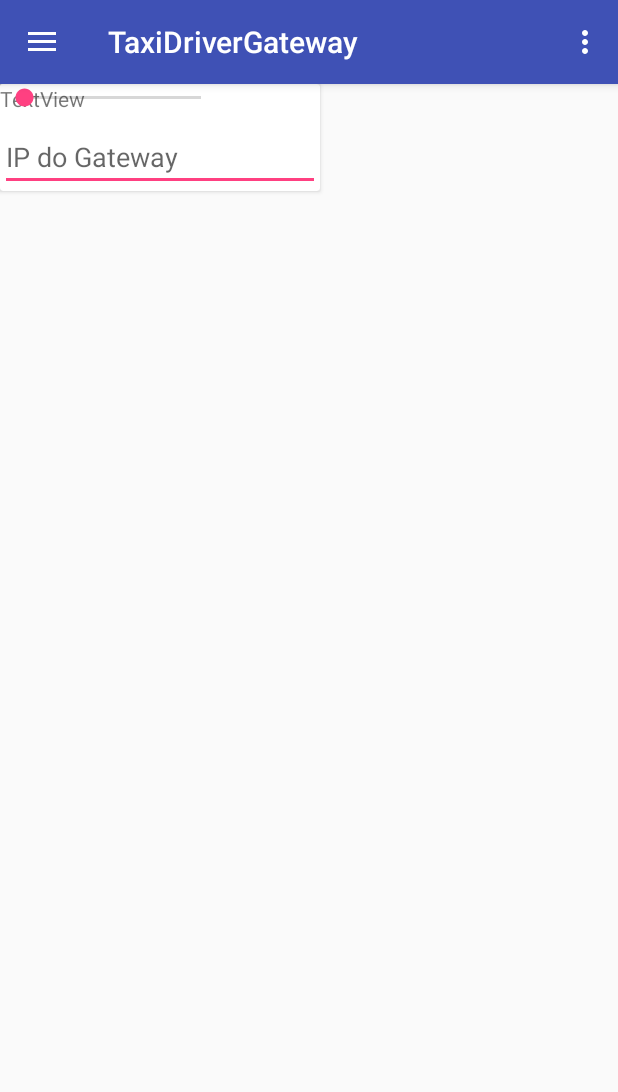
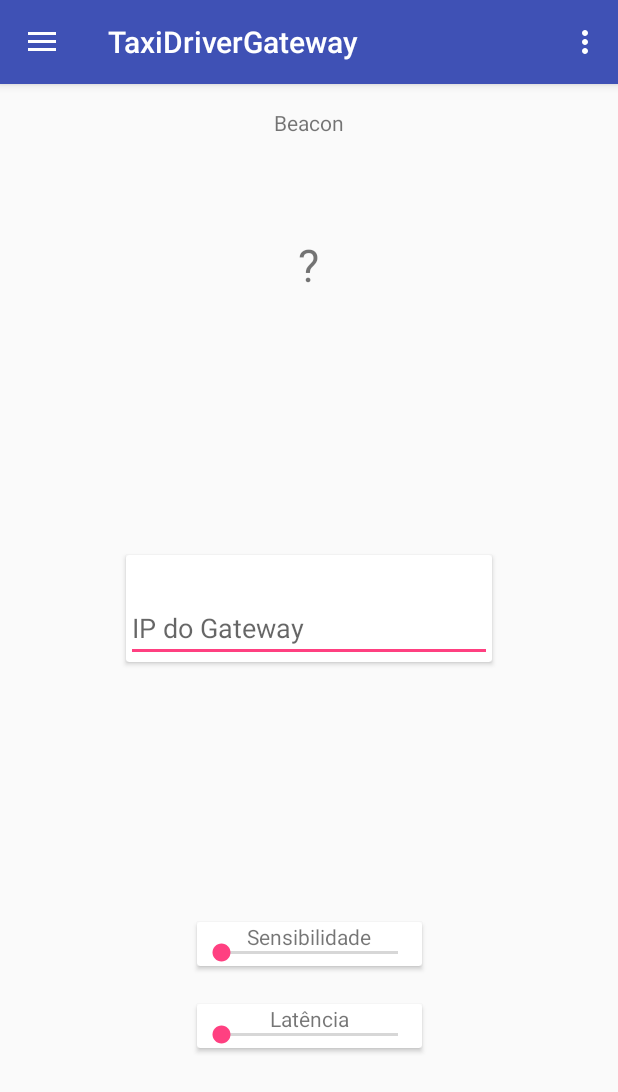
Before and after one commit to fabrica-ideias/taxidrivergateway, an Android app: the screen it shows after launch (MainActivity), on a phone screen of 412 x 824 dp. Shown: the top 1092 px of the screen. Run offline under Robolectric (Android 15) with nearby library versions, the phone set to English and light mode, and no system bars.

Commit message:
alterações de layout

```diff
--- a/app/src/main/res/layout/content_main.xml
+++ b/app/src/main/res/layout/content_main.xml
@@ -15,8 +15,13 @@
         android:layout_height="wrap_content"
         android:text="@string/numero_beacon_label"
         android:id="@+id/textView2"
-        tools:layout_editor_absoluteY="16dp"
-        tools:layout_editor_absoluteX="169dp" />
+        tools:layout_constraintTop_creator="1"
+        tools:layout_constraintRight_creator="1"
+        app:layout_constraintRight_toRightOf="parent"
+        android:layout_marginTop="16dp"
+        tools:layout_constraintLeft_creator="1"
+        app:layout_constraintLeft_toLeftOf="parent"
+        app:layout_constraintTop_toTopOf="parent" />
 
     <TextView
         android:id="@+id/beacon_numero"
@@ -24,14 +29,24 @@
         android:layout_height="wrap_content"
         android:text="@string/beacon_numero_txt"
         android:textSize="30sp"
-        tools:layout_editor_absoluteY="100dp"
-        tools:layout_editor_absoluteX="185dp" />
+        tools:layout_constraintTop_creator="1"
+        android:layout_marginStart="16dp"
+        android:layout_marginTop="100dp"
+        tools:layout_constraintLeft_creator="1"
+        app:layout_constraintLeft_toLeftOf="@+id/textView2"
+        app:layout_constraintTop_toTopOf="parent" />
 
     <android.support.v7.widget.CardView
         android:layout_width="150dp"
         android:layout_height="wrap_content"
-        tools:layout_editor_absoluteX="117dp"
-        tools:layout_editor_absoluteY="303dp">
+        android:id="@+id/cardView"
+        tools:layout_constraintRight_creator="1"
+        tools:layout_constraintBottom_creator="1"
+        app:layout_constraintBottom_toTopOf="@+id/cardView2"
+        app:layout_constraintRight_toRightOf="parent"
+        tools:layout_constraintLeft_creator="1"
+        android:layout_marginBottom="25dp"
+        app:layout_constraintLeft_toLeftOf="parent">
 
         <TextView
             android:id="@+id/textView5"
@@ -46,7 +61,7 @@
             android:layout_height="wrap_content"
             android:layout_marginTop="11dp"
             android:max="10"
-            app:layout_constraintLeft_toLeftOf="@+id/tempo"
+            app:layout_constraintLeft_toLeftOf="@+id/latencia"
             app:layout_constraintTop_toBottomOf="@+id/cardView3"
             tools:layout_constraintLeft_creator="1"
             tools:layout_constraintTop_creator="1" />
@@ -56,9 +71,51 @@
     <android.support.v7.widget.CardView
         android:layout_width="0dp"
         android:layout_height="wrap_content"
+        tools:layout_constraintRight_creator="1"
+        tools:layout_constraintBottom_creator="1"
+        app:layout_constraintBottom_toBottomOf="parent"
+        app:layout_constraintRight_toRightOf="@+id/cardView"
+        tools:layout_constraintLeft_creator="1"
+        android:layout_marginBottom="125dp"
+        app:layout_constraintLeft_toLeftOf="@+id/cardView"
+        android:id="@+id/cardView2">
+
+        <TextView
+            android:id="@+id/textView6"
+            android:layout_width="match_parent"
+            android:layout_height="wrap_content"
+            android:text="@string/latencia_txt"
+            android:textAlignment="center" />
+
+        <SeekBar
+            android:id="@+id/latencia"
+            android:layout_width="match_parent"
+            android:layout_height="wrap_content"
+            android:layout_marginTop="11dp"
+            android:max="10"
+            app:layout_constraintLeft_toLeftOf="@+id/latencia"
+            app:layout_constraintTop_toBottomOf="@+id/cardView3"
+            tools:layout_constraintLeft_creator="1"
+            tools:layout_constraintTop_creator="1" />
+
+    </android.support.v7.widget.CardView>
+
+    <android.support.v7.widget.CardView
         android:id="@+id/cardView3"
-        tools:layout_editor_absoluteY="189dp"
-        tools:layout_editor_absoluteX="76dp">
+        android:layout_width="0dp"
+        android:layout_height="wrap_content"
+        tools:layout_constraintTop_creator="1"
+        tools:layout_constraintRight_creator="1"
+        tools:layout_constraintBottom_creator="1"
+        app:layout_constraintBottom_toTopOf="@+id/cardView"
+        android:layout_marginStart="84dp"
+        android:layout_marginEnd="84dp"
+        app:layout_constraintRight_toRightOf="parent"
+        android:layout_marginTop="49dp"
+        app:layout_constraintTop_toBottomOf="@+id/beacon_numero"
+        tools:layout_constraintLeft_creator="1"
+        android:layout_marginBottom="49dp"
+        app:layout_constraintLeft_toLeftOf="parent">
 
         <EditText
             android:id="@+id/ip_gateway"
@@ -79,26 +136,4 @@
 
     </android.support.v7.widget.CardView>
 
-    <android.support.v7.widget.CardView
-        android:layout_width="wrap_content"
-        android:layout_height="wrap_content"
-        tools:layout_editor_absoluteX="117dp"
-        tools:layout_editor_absoluteY="362dp">
-
-        <TextView
-            android:id="@+id/textView6"
-            android:layout_width="wrap_content"
-            android:layout_height="wrap_content"
-            android:text="TextView" />
-
-        <SeekBar
-            android:id="@+id/tempo"
-            android:layout_width="150dp"
-            android:layout_height="wrap_content"
-            android:max="5"
-            tools:layout_editor_absoluteX="117dp"
-            tools:layout_editor_absoluteY="369dp" />
-
-    </android.support.v7.widget.CardView>
-
 </android.support.constraint.ConstraintLayout>
--- a/app/src/main/res/values/strings.xml
+++ b/app/src/main/res/values/strings.xml
@@ -9,6 +9,7 @@
 
     <string name="beacon_numero_txt">\?</string>
     <string name="sensibilidade_txt">Sensibilidade</string>
+    <string name="latencia_txt">Latência</string>
     <string name="action_settings">Settings</string>
     <string name="cadastro_beacon_menu_txt">Cadastro Beacon</string>
     <string name="relatorio_beacon_menu_txt">Relatório Beacon</string>
```
